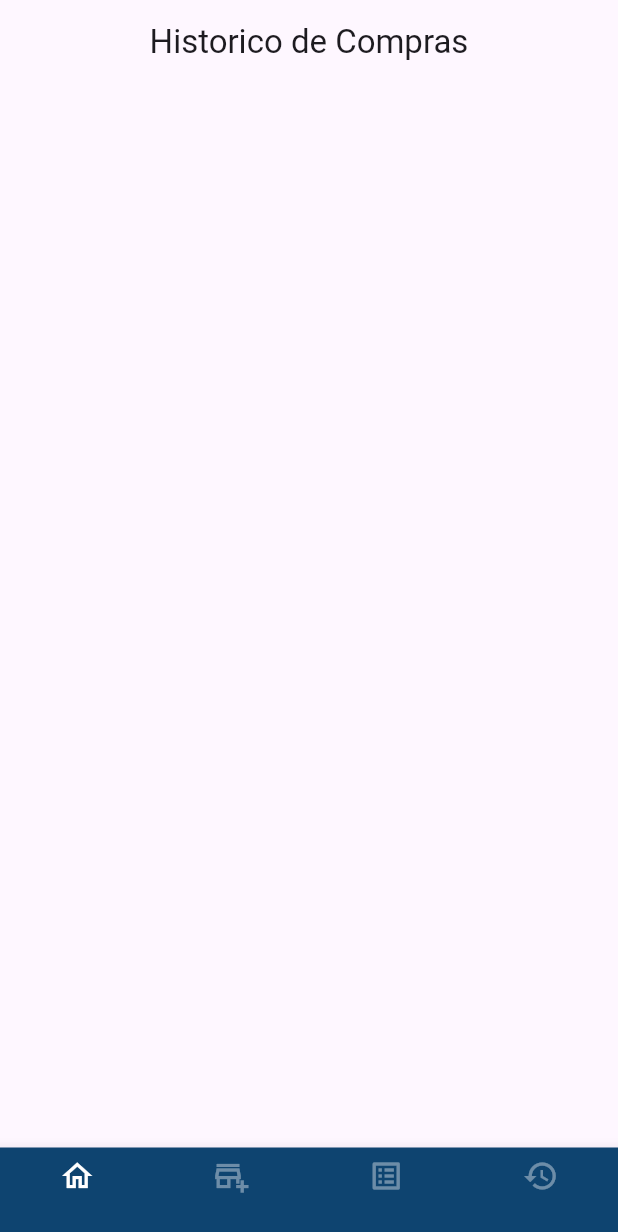
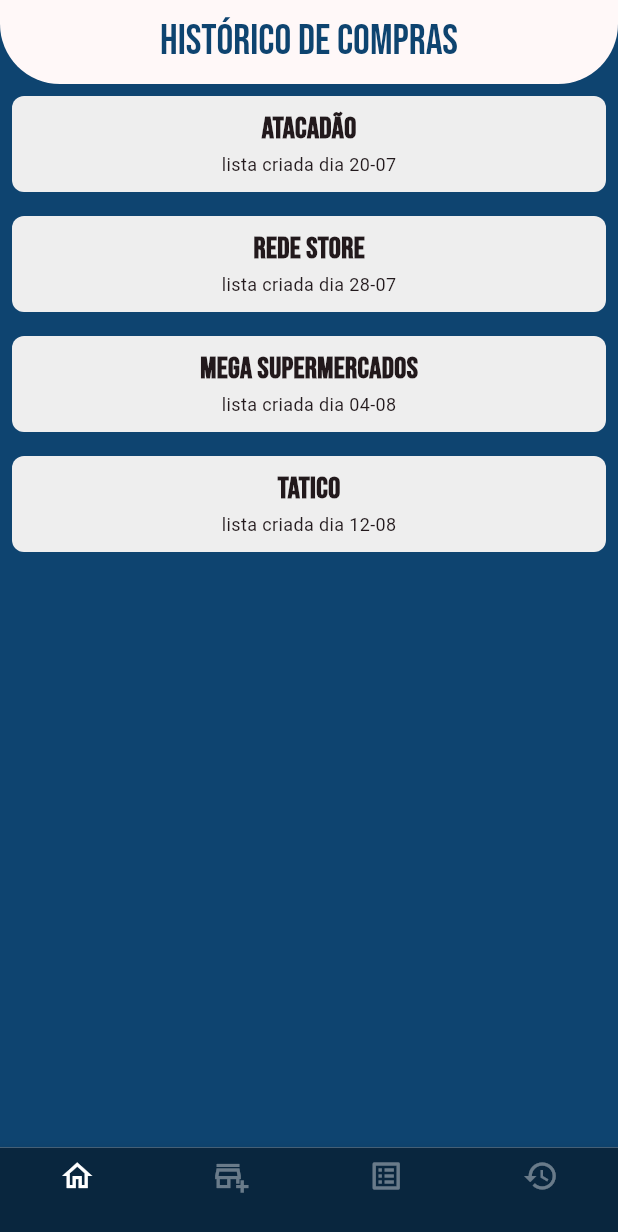
Before and after one commit to jauumgod/dart_front, a Flutter app: the screen it shows after launch, swiped to page 4, on a phone screen of 412 x 824 dp. Shown: the top 1232 px of the screen. Run offline on Flutter 3.47's test engine with Material 2 defaults, Android fonts, the phone set to English and light mode, and no system bars; our stand-ins replace dio, google_fonts; Roboto replaces fonts that are missing (Sansita).

Commit message:
create new component and update historypage, listpage, productpage

```diff
--- a/lib/main.dart
+++ b/lib/main.dart
@@ -14,8 +14,7 @@ class MyApp extends StatelessWidget {
       debugShowCheckedModeBanner: false,
       title: 'compras mercant',
       theme: ThemeData(
-
-        colorScheme: ColorScheme.fromSeed(seedColor: Colors.deepPurple),
+        colorScheme: ColorScheme.fromSeed(seedColor: Colors.black),
         useMaterial3: true,
       ),
       home: const InitialPageRoute(),
--- /dev/null
+++ b/lib/src/Components/colors/colors_base.dart
@@ -0,0 +1,5 @@
+import 'package:flutter/material.dart';
+
+class ColorBase {
+  final colorsBlue = const Color.fromARGB(255, 14, 68, 112);
+}
--- a/lib/src/Components/compras_tile.dart
+++ b/lib/src/Components/compras_tile.dart
@@ -15,10 +15,11 @@ class ComprasTile extends StatelessWidget {
   @override
   Widget build(BuildContext context) {
     return Padding(
-      padding: const EdgeInsets.only(left: 25.0, bottom: 25),
+      padding: const EdgeInsets.only(left: 25, bottom: 40),
+
       child: Container(
         padding: const EdgeInsets.all(12),
-        height: 100,
+        height: 150,
         width: 200,
         decoration: BoxDecoration(
           borderRadius: BorderRadius.circular(12),
--- /dev/null
+++ b/lib/src/Components/history_component.dart
@@ -0,0 +1,35 @@
+import 'package:flutter/material.dart';
+import 'package:google_fonts/google_fonts.dart';
+
+
+class HistoryTile extends StatelessWidget {
+  final String titleOfHistory, describe;
+
+  const HistoryTile({super.key,
+  required this.titleOfHistory,
+  required this.describe,
+  });
+
+  @override
+  Widget build(BuildContext context) {
+    return Container(
+      height: 80,
+      padding: const EdgeInsets.all(8),
+      decoration: BoxDecoration(
+          borderRadius: BorderRadius.circular(8),
+          color: Colors.grey[200]),
+      child: Column(
+        children: [
+          Text(titleOfHistory, style: GoogleFonts.bebasNeue(
+            fontSize: 20,
+            fontWeight: FontWeight.bold
+          )),
+          Text(describe, style: GoogleFonts.sansita(
+            fontSize: 12,
+            fontWeight: FontWeight.normal
+          ))
+        ],
+      )
+    );
+  }
+}
--- a/lib/src/Pages/page_controller.dart
+++ b/lib/src/Pages/page_controller.dart
@@ -39,7 +39,7 @@ class _InitialPageRouteState extends State<InitialPageRoute> {
           });
         },
         type: BottomNavigationBarType.fixed,
-        backgroundColor:const Color.fromARGB(255, 14, 68, 112),
+        backgroundColor: const Color.fromARGB(255, 9, 38, 62),
         selectedItemColor: Colors.white,
         unselectedItemColor: Colors.white.withAlpha(100),
         items: const [
--- a/lib/src/Pages/routes/history_page.dart
+++ b/lib/src/Pages/routes/history_page.dart
@@ -1,14 +1,55 @@
+import 'package:dart_front/src/Components/colors/colors_base.dart';
+import 'package:dart_front/src/Components/history_component.dart';
 import 'package:flutter/material.dart';
+import 'package:google_fonts/google_fonts.dart';
 
 class HistoryListPage extends StatelessWidget {
   const HistoryListPage({super.key});
 
   @override
   Widget build(BuildContext context) {
+    final ColorBase colorBase = ColorBase();
+
+    List<String> items = [
+      "Atacadão",
+      "Rede Store",
+      "Mega SuperMercados",
+      "Tatico"
+    ];
+    List<String> describe = [
+      "lista criada dia 20-07",
+      "lista criada dia 28-07",
+      "lista criada dia 04-08",
+      "lista criada dia 12-08"
+    ];
     return Scaffold(
+      backgroundColor: colorBase.colorsBlue,
       appBar: AppBar(
-        title: const Center(child: Text("Historico de Compras"),),
+        title: Center(
+          child: Text(
+            'Histórico de Compras',
+            style: GoogleFonts.bebasNeue(
+              fontSize: 28,
+              fontWeight: FontWeight.normal,
+              color: colorBase.colorsBlue,
+            ),
+          ),
+        ),
+        shape: const RoundedRectangleBorder(
+            borderRadius: BorderRadius.vertical(
+          bottom: Radius.circular(40),
+        )),
       ),
+      body: ListView.builder(
+          itemCount: items.length,
+          prototypeItem: HistoryTile(
+              titleOfHistory: items.first, describe: describe.first),
+          itemBuilder: (context, index) {
+            return Padding(
+              padding: const EdgeInsets.all(8.0),
+              child: HistoryTile(titleOfHistory: items[index], describe: describe[index]),
+            );
+          }),
     );
   }
 }
```
Also changed, not shown: lib/src/Components/input_text.dart (added, +89 -0 lines), lib/src/Components/my_button.dart (added, +38 -0 lines), lib/src/Components/my_drawer.dart (+5 -5 lines), lib/src/Components/square_tile.dart (added, +45 -0 lines), lib/src/Pages/routes/add_itempage.dart (+44 -5 lines), lib/src/Pages/routes/homepage.dart (+10 -4 lines), lib/src/Pages/routes/list_of_compras.dart (+45 -5 lines), pubspec.lock.
